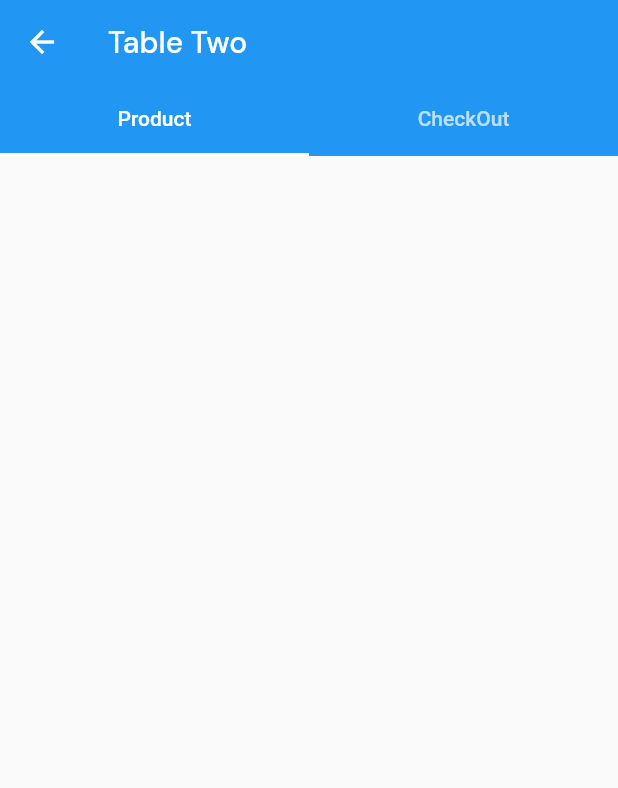
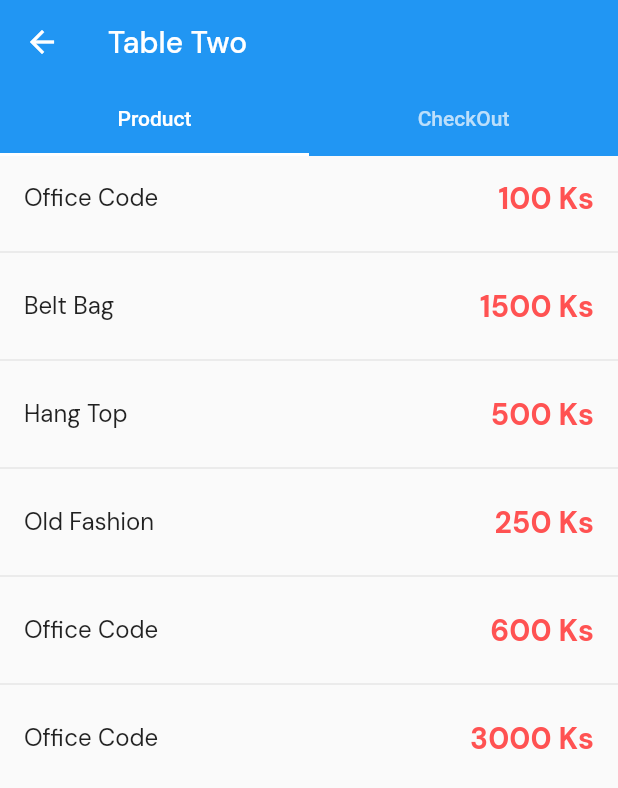
Before and after one commit to gipsycloud/akin, a Flutter app: the screen it shows after launch, after a tap on "Table Two", on a phone screen of 412 x 824 dp. Shown: the top 788 px of the screen. Run offline on Flutter 3.47's test engine with Material 2 defaults, Android fonts, the phone set to English and light mode, and no system bars; our stand-ins replace flutter_svg, google_fonts, hive, hive_flutter; accounts and stored records are empty.

Commit message:
adding two tabbar menu and items list

```diff
--- a/lib/model/product.dart
+++ b/lib/model/product.dart
@@ -19,7 +19,7 @@ List<Product> products = [
   Product(
       id: 1,
       title: "Office Code",
-      price: 234,
+      price: 100,
       size: 12,
       description: dummyText,
       image: "assets/images/one.png",
@@ -27,7 +27,7 @@ List<Product> products = [
   Product(
       id: 2,
       title: "Belt Bag",
-      price: 234,
+      price: 1500,
       size: 8,
       description: dummyText,
       image: "assets/images/two.png",
@@ -35,7 +35,7 @@ List<Product> products = [
   Product(
       id: 3,
       title: "Hang Top",
-      price: 234,
+      price: 500,
       size: 10,
       description: dummyText,
       image: "assets/images/one.png",
@@ -43,7 +43,7 @@ List<Product> products = [
   Product(
       id: 4,
       title: "Old Fashion",
-      price: 234,
+      price: 250,
       size: 11,
       description: dummyText,
       image: "assets/images/one.png",
@@ -51,7 +51,7 @@ List<Product> products = [
   Product(
       id: 5,
       title: "Office Code",
-      price: 234,
+      price: 600,
       size: 12,
       description: dummyText,
       image: "assets/images/one.png",
@@ -59,7 +59,7 @@ List<Product> products = [
   Product(
     id: 6,
     title: "Office Code",
-    price: 234,
+    price: 3000,
     size: 12,
     description: dummyText,
     image: "assets/images/one.png",
--- /dev/null
+++ b/lib/table/component/akin_item.dart
@@ -0,0 +1,29 @@
+import 'package:akin/model/product.dart';
+import 'package:akin/model/table_data.dart';
+import 'package:flutter/material.dart';
+
+class AkinItem extends StatelessWidget {
+  final TableData data;
+  final List<Product> products;
+  const AkinItem({Key? key, required this.data, required this.products})
+      : super(key: key);
+
+  @override
+  Widget build(BuildContext context) {
+    return ListView.separated(
+        itemBuilder: ((context, index) {
+          return ListTile(
+            title: Text(products[index].title),
+            trailing: Text("${products[index].price} Ks",
+                style: const TextStyle(
+                    color: Colors.redAccent,
+                    fontSize: 20.0,
+                    fontWeight: FontWeight.bold)),
+          );
+        }),
+        separatorBuilder: (context, index) {
+          return const Divider();
+        },
+        itemCount: products.length);
+  }
+}
--- a/lib/table/component/body.dart
+++ /dev/null
@@ -1,35 +0,0 @@
-import 'package:akin/model/table_data.dart';
-import 'package:flutter/material.dart';
-
-class Body extends StatefulWidget {
-  final TableData data;
-  const Body({Key? key, required this.data}) : super(key: key);
-
-  @override
-  State<Body> createState() => _BodyState();
-}
-
-class _BodyState extends State<Body> {
-  @override
-  Widget build(BuildContext context) {
-    return const Scaffold(
-        // body: Column(children: <Widget>[Text(widget.data.title)]),
-        );
-
-    // return DefaultTabController(
-    //     length: 2,
-    //     child: Scaffold(
-    //       appBar: AppBar(
-    //         title: Text(widget.data.title),
-    //         bottom: const TabBar(tabs: <Widget>[
-    //           Tab(
-    //             text: "Products",
-    //           ),
-    //           Tab(
-    //             text: 'CheckOut',
-    //           )
-    //         ]),
-    //       ),
-    //     ));
-  }
-}
--- /dev/null
+++ b/lib/table/component/checkoutscreen.dart
@@ -0,0 +1,15 @@
+import 'package:akin/model/product.dart';
+import 'package:akin/model/table_data.dart';
+import 'package:flutter/material.dart';
+
+class CheckOutScreen extends StatelessWidget {
+  final TableData data;
+  final Product products;
+  const CheckOutScreen({Key? key, required this.products, required this.data})
+      : super(key: key);
+
+  @override
+  Widget build(BuildContext context) {
+    return const Scaffold();
+  }
+}
--- a/lib/table/table_card.dart
+++ b/lib/table/table_card.dart
@@ -1,3 +1,4 @@
+import 'package:akin/model/product.dart';
 import 'package:akin/model/table_data.dart';
 import 'package:akin/table/table_order.dart';
 import 'package:flutter/material.dart';
@@ -36,6 +37,7 @@ class TableCard extends StatelessWidget {
                   MaterialPageRoute(
                       builder: (context) => TableOrder(
                             data: tabledata[index],
+                            products: products[index],
                           )));
             },
             child: Card(
@@ -53,7 +55,7 @@ class TableCard extends StatelessWidget {
                         style: const TextStyle(
                             fontSize: 24.0, fontWeight: FontWeight.bold),
                       ),
-                    )
+                    ),
                   ],
                 ),
               ),
--- a/lib/table/table_order.dart
+++ b/lib/table/table_order.dart
@@ -1,10 +1,15 @@
+import 'package:akin/model/product.dart';
 import 'package:akin/model/table_data.dart';
-import 'package:akin/table/component/body.dart';
+import 'package:akin/table/component/akin_item.dart';
+import 'package:akin/table/component/checkoutscreen.dart';
+// import 'package:akin/table/component/body.dart';
 import 'package:flutter/material.dart';
 
 class TableOrder extends StatefulWidget {
   final TableData data;
-  const TableOrder({Key? key, required this.data}) : super(key: key);
+  final Product products;
+  const TableOrder({Key? key, required this.data, required this.products})
+      : super(key: key);
 
   @override
   State<TableOrder> createState() => _TableOrderState();
@@ -17,12 +22,11 @@ class _TableOrderState extends State<TableOrder> {
       length: 2,
       child: Scaffold(
         appBar: buildAppBar(context),
-        body: Body(
-          data: widget.data,
-        ),
+        body: TabBarView(children: <Widget>[
+          AkinItem(data: widget.data, products: products),
+          CheckOutScreen(data: widget.data, products: widget.products),
+        ]),
       ),
-      // backgroundColor: widget.data.color,
-      // appBar: buildAppBar(context),
     );
   }
 
--- a/pubspec.yaml
+++ b/pubspec.yaml
@@ -36,6 +36,9 @@ dependencies:
   flutter_svg: ^1.0.3
   google_fonts: ^3.0.1
   http: ^0.13.4     # It help us to fatch data from API
+  get: ^4.6.5
+  cloud_firestore: ^3.4.4
+  firebase_core: ^1.20.1
 
   # The following adds the Cupertino Icons font to your application.
   # Use with the CupertinoIcons class for iOS style icons.
```
Also changed, not shown: pubspec.lock, 1 other file.
